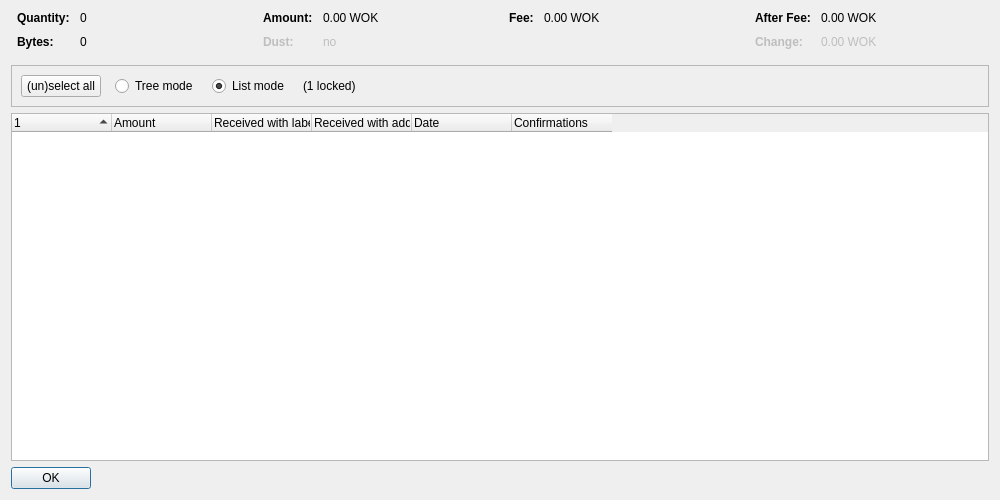
Above: src/qt/forms/coincontroldialog.ui from minblock/workcoin before the change. Below: the same form after it.
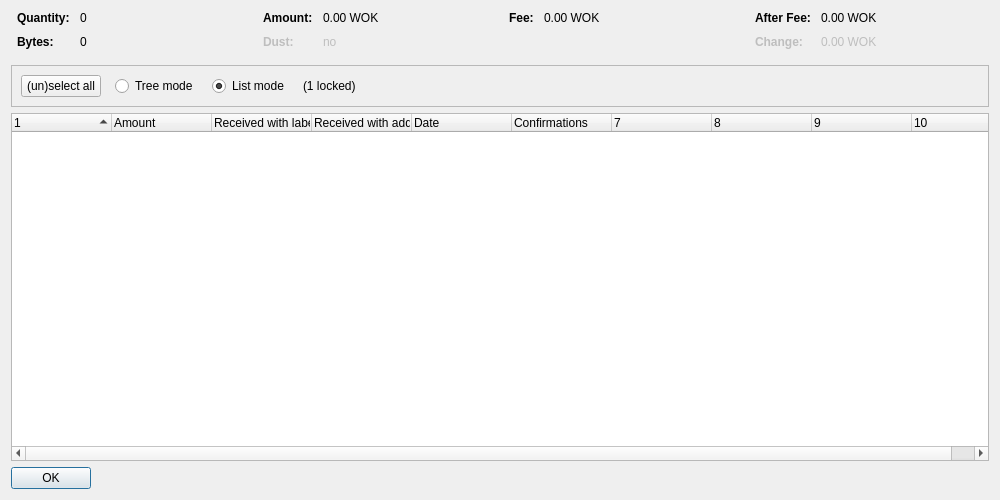
That is the form after the change. Custom widgets are drawn as their Qt base class.

What changed in the file:
```diff
--- a/src/qt/forms/coincontroldialog.ui
+++ b/src/qt/forms/coincontroldialog.ui
@@ -402,7 +402,7 @@
       <bool>false</bool>
      </property>
      <property name="columnCount">
-      <number>6</number>
+      <number>10</number>
      </property>
      <attribute name="headerShowSortIndicator" stdset="0">
       <bool>true</bool>
```
